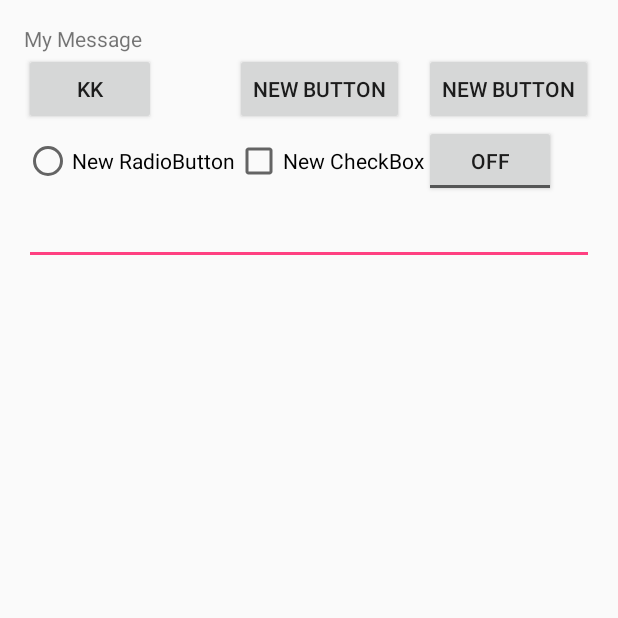
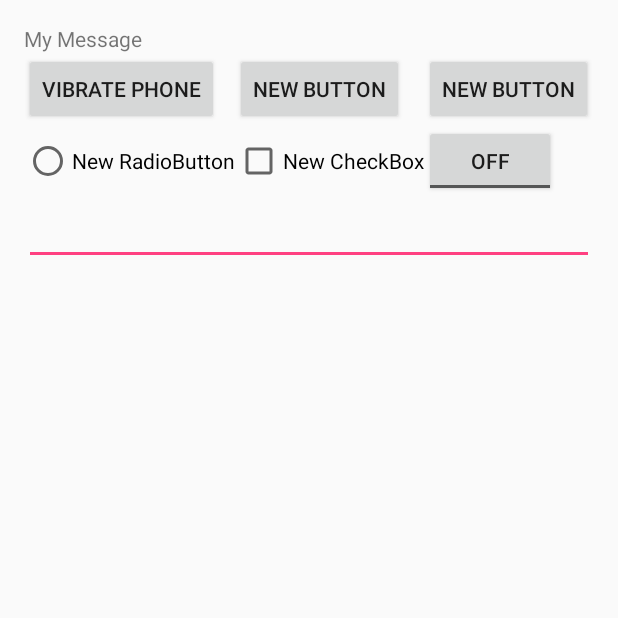
Before and after one commit to rsviju/InClassExamples, an Android app: the screen it shows after launch (MainActivity), on a phone screen of 412 x 824 dp, the top half of it. Run offline under Robolectric (Android 15) with nearby library versions, the phone set to English and light mode, and no system bars.

Commit message:
break during lecture

```diff
--- a/app/src/main/AndroidManifest.xml
+++ b/app/src/main/AndroidManifest.xml
@@ -15,7 +15,7 @@
                 <category android:name="android.intent.category.LAUNCHER" />
             </intent-filter>
         </activity>
-
+        <activity android:name=".SecondActivity"></activity>
 
     </application>
 
--- a/app/src/main/java/com/example/etorunski/inclassexamples/MainActivity.java
+++ b/app/src/main/java/com/example/etorunski/inclassexamples/MainActivity.java
@@ -1,6 +1,7 @@
 package com.example.etorunski.inclassexamples;
 
 import android.content.Context;
+import android.content.Intent;
 import android.content.pm.PackageManager;
 import android.graphics.SurfaceTexture;
 import android.hardware.Camera;
@@ -39,7 +40,13 @@ public class MainActivity extends Activity implements SensorEventListener {
 
         //This line makes the app fullscreen
         requestWindowFeature(Window.FEATURE_NO_TITLE);getWindow().setFlags(WindowManager.LayoutParams.FLAG_FULLSCREEN,WindowManager.LayoutParams.FLAG_FULLSCREEN);
+if(savedInstanceState!= null)
+{
 
+    int passedMessage = savedInstanceState.getInt("GreetingMessage");
+
+    passedMessage++;
+}
 
         //This commented out code shows that I can dynamically load a layout by code.
         // if(Math.random() < 0.5)
@@ -54,6 +61,16 @@ public class MainActivity extends Activity implements SensorEventListener {
 
         //Get a reference to the vibration motor. It vibrates for 500 ms in the button click
         final Vibrator vb = (Vibrator) getSystemService(Context.VIBRATOR_SERVICE);
+
+        Button b2 = (Button) findViewById(R.id.b2);
+        b2.setOnClickListener(new View.OnClickListener() {
+            @Override
+            public void onClick(View v) {
+
+                MainActivity.this.startActivity( new Intent(MainActivity.this, SecondActivity.class )  );
+
+            }
+        });
 
 
         final ToggleButton tb = (ToggleButton) findViewById(R.id.toggleButton);
@@ -119,7 +136,7 @@ public class MainActivity extends Activity implements SensorEventListener {
         mSensorManager = (SensorManager) getSystemService(Context.SENSOR_SERVICE);
 
         //See if the Sensor type is on your phone: Change what comes after Sensor. to get other sensors
-        mSensor = mSensorManager.getDefaultSensor(Sensor.TYPE_LIGHT);
+        mSensor = mSensorManager.getDefaultSensor(Sensor.TYPE_ACCELEROMETER);
 
         //This function will call onSensorChanged whenever the sensor values have changed
         mSensorManager.registerListener(this, mSensor, SensorManager.SENSOR_DELAY_NORMAL);
@@ -151,4 +168,10 @@ public class MainActivity extends Activity implements SensorEventListener {
     //end of required interface functions
 //End of sensor listener interface
 
+
+
+    public void onSaveInstanceState(Bundle bun)
+    {
+        bun.putString("GreetingMessage", "I'm from Main Activity");
+    }
 }
--- a/app/src/main/res/layout/activity_main.xml
+++ b/app/src/main/res/layout/activity_main.xml
@@ -24,7 +24,7 @@
     <Button
         android:layout_width="wrap_content"
         android:layout_height="wrap_content"
-        android:text="kk"
+        android:text="@string/Vibrate"
         android:id="@+id/b1"/>
 
         <Button
--- a/app/src/main/res/values/strings.xml
+++ b/app/src/main/res/values/strings.xml
@@ -1,4 +1,5 @@
 <resources>
     <string name="app_name">InClassExamples</string>
     <string name="message">My Message</string>
+    <string name="Vibrate">Vibrate phone</string>
 </resources>
```
Also changed, not shown: app/src/main/java/com/example/etorunski/inclassexamples/SecondActivity.java (added, +17 -0 lines).
